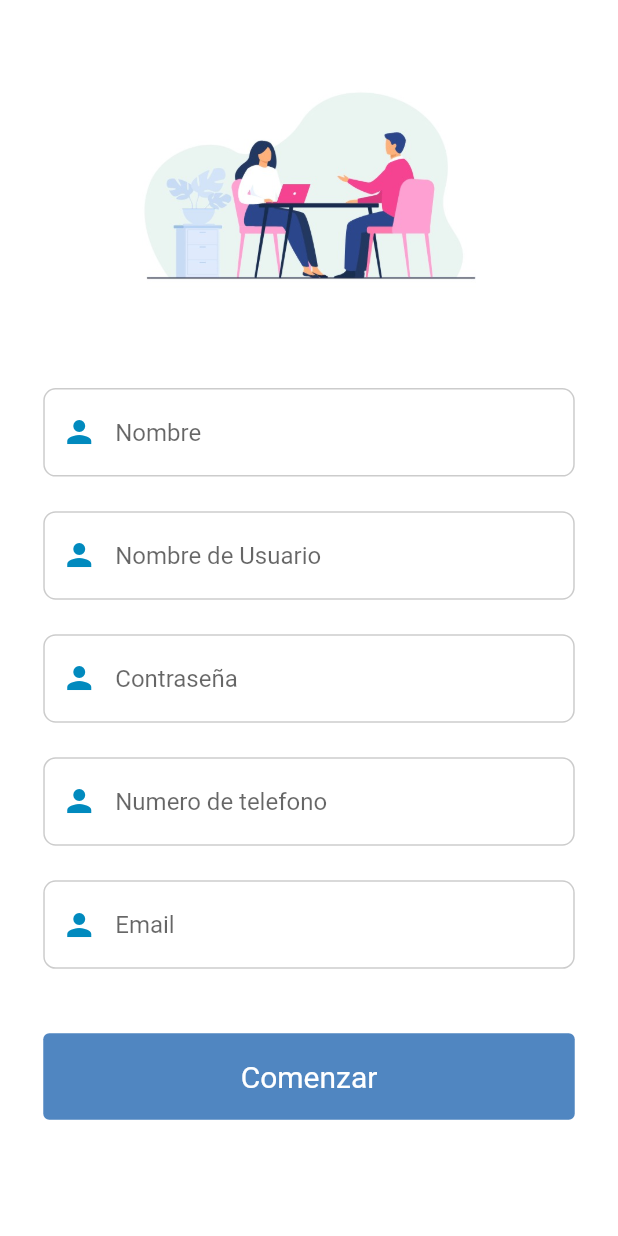
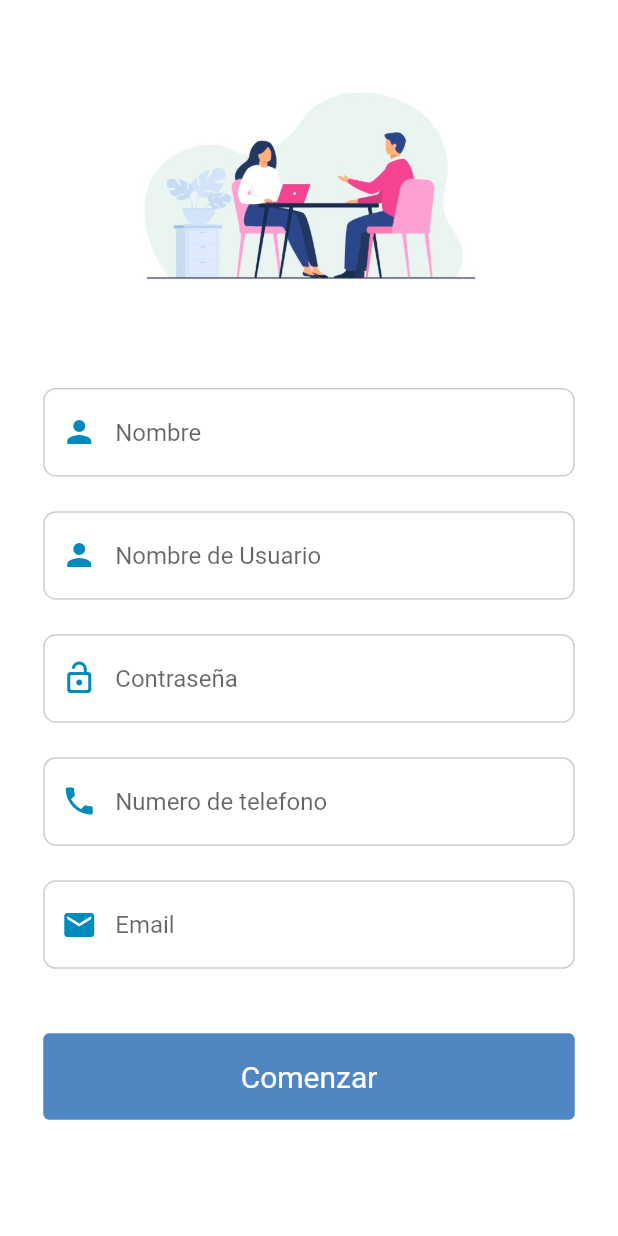
Before and after one commit to javierrrrrrrrrrrr/Varadero-Hotel, a Flutter app: the RegisterPage screen opened by its route, on a phone screen of 412 x 824 dp. Run offline on Flutter 3.47's test engine with Material 2 defaults, Android fonts, the light colour scheme and no system bars; our stand-ins replace auto_size_text, curved_navigation_bar, flutter_rating_bar, flutter_spinkit, get, like_button and 1 more; accounts and stored records are empty.

Commit message:
cambio de iconos

```diff
--- a/lib/screens/user_register.dart
+++ b/lib/screens/user_register.dart
@@ -98,7 +98,7 @@ class RegisterPage extends StatelessWidget {
                             onChanged: (value) {
                               registerController.password.value = value;
                             },
-                            icon: const Icon(Icons.person),
+                            icon: const Icon(Icons.lock_open_rounded),
                             keyboardType: TextInputType.text,
                           ),
                         ),
@@ -116,7 +116,7 @@ class RegisterPage extends StatelessWidget {
                             registerController.phoneNumber.value =
                                 int.parse(value);
                           },
-                          icon: const Icon(Icons.person),
+                          icon: const Icon(Icons.phone),
                           keyboardType: TextInputType.number,
                         ),
                         InputField(
@@ -130,7 +130,7 @@ class RegisterPage extends StatelessWidget {
                           onChanged: (value) {
                             registerController.email.value = value;
                           },
-                          icon: const Icon(Icons.person),
+                          icon: const Icon(Icons.email),
                           keyboardType: TextInputType.emailAddress,
                         ),
                         Padding(
```
